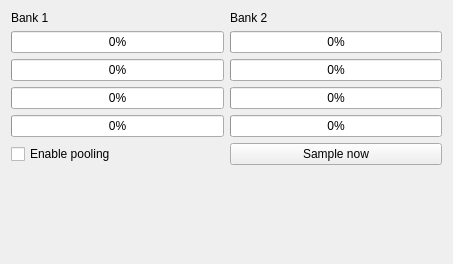
Before: the Qt Designer form code/hli/ros/src/rqt_bm/src/rqt_bm/BatteryMonitor.ui in nickoe/aauship-formation, drawn with Qt 5.
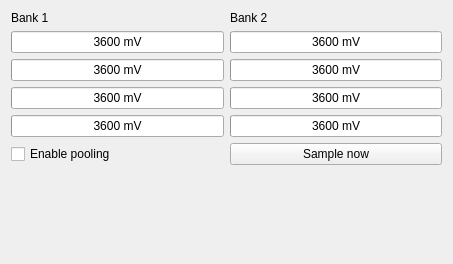
After: the same form once the commit is applied.

Commit message: Fix ranges (possibly, not tested)

Diff of the .ui file:
```diff
--- a/code/hli/ros/src/rqt_bm/src/rqt_bm/BatteryMonitor.ui
+++ b/code/hli/ros/src/rqt_bm/src/rqt_bm/BatteryMonitor.ui
@@ -35,29 +35,65 @@
          </item>
          <item>
           <widget class="QProgressBar" name="progressBar11">
+           <property name="minimum">
+            <number>3600</number>
+           </property>
+           <property name="maximum">
+            <number>4700</number>
+           </property>
            <property name="value">
-            <number>0</number>
+            <number>3600</number>
+           </property>
+           <property name="format">
+            <string>%v mV</string>
            </property>
           </widget>
          </item>
          <item>
           <widget class="QProgressBar" name="progressBar12">
+           <property name="minimum">
+            <number>3600</number>
+           </property>
+           <property name="maximum">
+            <number>4700</number>
+           </property>
            <property name="value">
-            <number>0</number>
+            <number>3600</number>
+           </property>
+           <property name="format">
+            <string>%v mV</string>
            </property>
           </widget>
          </item>
          <item>
           <widget class="QProgressBar" name="progressBar13">
+           <property name="minimum">
+            <number>3600</number>
+           </property>
+           <property name="maximum">
+            <number>4700</number>
+           </property>
            <property name="value">
-            <number>0</number>
+            <number>3600</number>
+           </property>
+           <property name="format">
+            <string>%v mV</string>
            </property>
           </widget>
          </item>
          <item>
           <widget class="QProgressBar" name="progressBar14">
+           <property name="minimum">
+            <number>3600</number>
+           </property>
+           <property name="maximum">
+            <number>4700</number>
+           </property>
            <property name="value">
-            <number>0</number>
+            <number>3600</number>
+           </property>
+           <property name="format">
+            <string>%v mV</string>
            </property>
           </widget>
          </item>
@@ -74,29 +110,68 @@
          </item>
          <item>
           <widget class="QProgressBar" name="progressBar21">
+           <property name="minimum">
+            <number>3600</number>
+           </property>
+           <property name="maximum">
+            <number>4700</number>
+           </property>
            <property name="value">
-            <number>0</number>
+            <number>3600</number>
+           </property>
+           <property name="format">
+            <string>%v mV</string>
            </property>
           </widget>
          </item>
          <item>
           <widget class="QProgressBar" name="progressBar22">
+           <property name="minimum">
+            <number>3600</number>
+           </property>
+           <property name="maximum">
+            <number>4700</number>
+           </property>
            <property name="value">
-            <number>0</number>
+            <number>3600</number>
+           </property>
+           <property name="format">
+            <string>%v mV</string>
            </property>
           </widget>
          </item>
          <item>
           <widget class="QProgressBar" name="progressBar23">
+           <property name="minimum">
+            <number>3600</number>
+           </property>
+           <property name="maximum">
+            <number>4700</number>
+           </property>
            <property name="value">
-            <number>0</number>
+            <number>3600</number>
+           </property>
+           <property name="format">
+            <string>%v mV</string>
            </property>
           </widget>
          </item>
          <item>
           <widget class="QProgressBar" name="progressBar24">
+           <property name="minimum">
+            <number>3600</number>
+           </property>
+           <property name="maximum">
+            <number>4700</number>
+           </property>
            <property name="value">
-            <number>0</number>
+            <number>3600</number>
+           </property>
+           <property name="invertedAppearance">
+            <bool>false</bool>
+           </property>
+           <property name="format">
+            <string>%v mV</string>
            </property>
           </widget>
          </item>
```
The commit also changes 1 other file.
